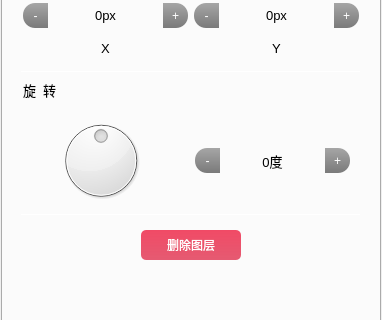
First picture: the form in SelfWidget/righttoolbox.ui, repository xibeilang524/Graphics, before the edit; both pictures show x 0 to 382 and y 196 to 516 of the 382 by 848 pixel window.
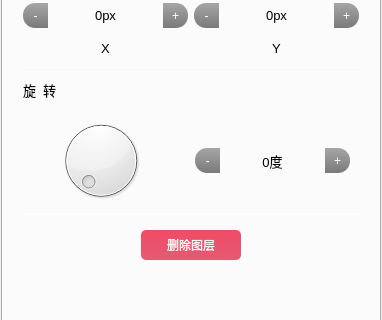
Second picture: the form after the edit. The open tabs and pages were chosen to show the change.

What changed in the file:
```diff
--- a/SelfWidget/righttoolbox.ui
+++ b/SelfWidget/righttoolbox.ui
@@ -1644,7 +1644,7 @@
                       <item>
                        <widget class="QDial" name="dial">
                         <property name="minimum">
-                         <number>-360</number>
+                         <number>0</number>
                         </property>
                         <property name="maximum">
                          <number>360</number>
```
Left out of the diff: 2 changed lines with no effect on the pictures.
